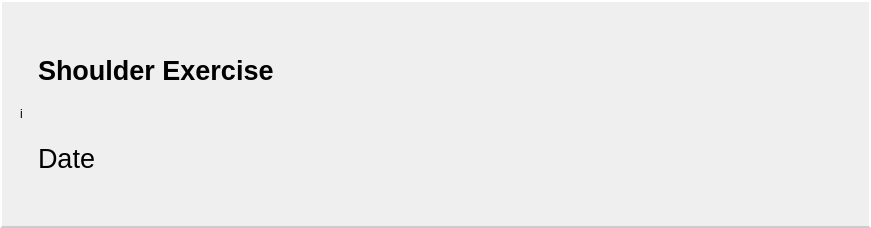
Qt form copyclare/ui/history_card.ui (MotionInput/Team14-CopyClare) before a commit.
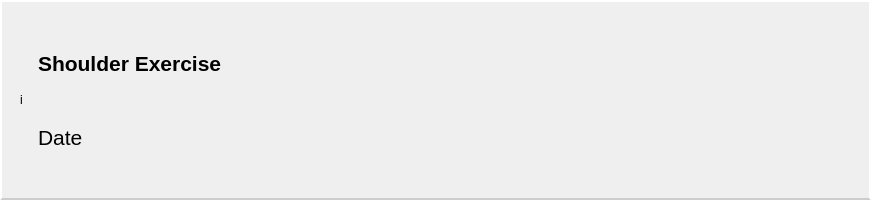
The same form after that commit. Icons and pictures are not drawn.

What changed in the file:
```diff
--- a/copyclare/ui/history_card.ui
+++ b/copyclare/ui/history_card.ui
@@ -7,9 +7,15 @@
     <x>0</x>
     <y>0</y>
     <width>871</width>
-    <height>228</height>
+    <height>200</height>
    </rect>
   </property>
+  <property name="maximumSize">
+   <size>
+    <width>16777215</width>
+    <height>200</height>
+   </size>
+  </property>
   <property name="windowTitle">
    <string>Form</string>
   </property>
@@ -23,6 +29,12 @@
   <layout class="QHBoxLayout" name="horizontalLayout_2">
    <item>
     <widget class="QFrame" name="horizontalFrame">
+     <property name="minimumSize">
+      <size>
+       <width>150</width>
+       <height>0</height>
+      </size>
+     </property>
      <property name="styleSheet">
       <string notr="true">border: none;
 </string>
@@ -30,6 +42,12 @@
      <layout class="QHBoxLayout" name="horizontalLayout">
       <item>
        <widget class="QLabel" name="exercise_img">
+        <property name="maximumSize">
+         <size>
+          <width>16777215</width>
+          <height>16777215</height>
+         </size>
+        </property>
         <property name="text">
          <string>i</string>
         </property>
@@ -37,6 +55,12 @@
       </item>
       <item>
        <widget class="QFrame" name="verticalFrame">
+        <property name="minimumSize">
+         <size>
+          <width>500</width>
+          <height>0</height>
+         </size>
+        </property>
         <property name="styleSheet">
          <string notr="true">border: none;
 </string>
@@ -52,7 +76,7 @@
            </property>
            <property name="font">
             <font>
-             <pointsize>20</pointsize>
+             <pointsize>16</pointsize>
              <weight>75</weight>
              <bold>true</bold>
             </font>
@@ -75,7 +99,7 @@
            </property>
            <property name="font">
             <font>
-             <pointsize>20</pointsize>
+             <pointsize>16</pointsize>
             </font>
            </property>
            <property name="styleSheet">
```
